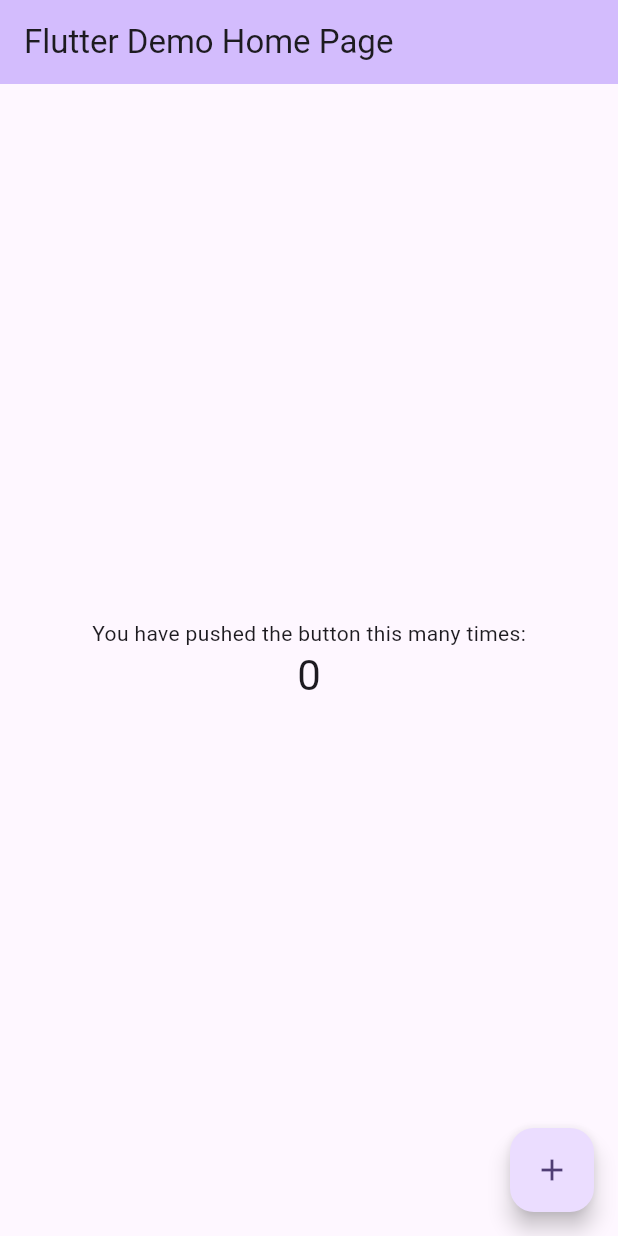
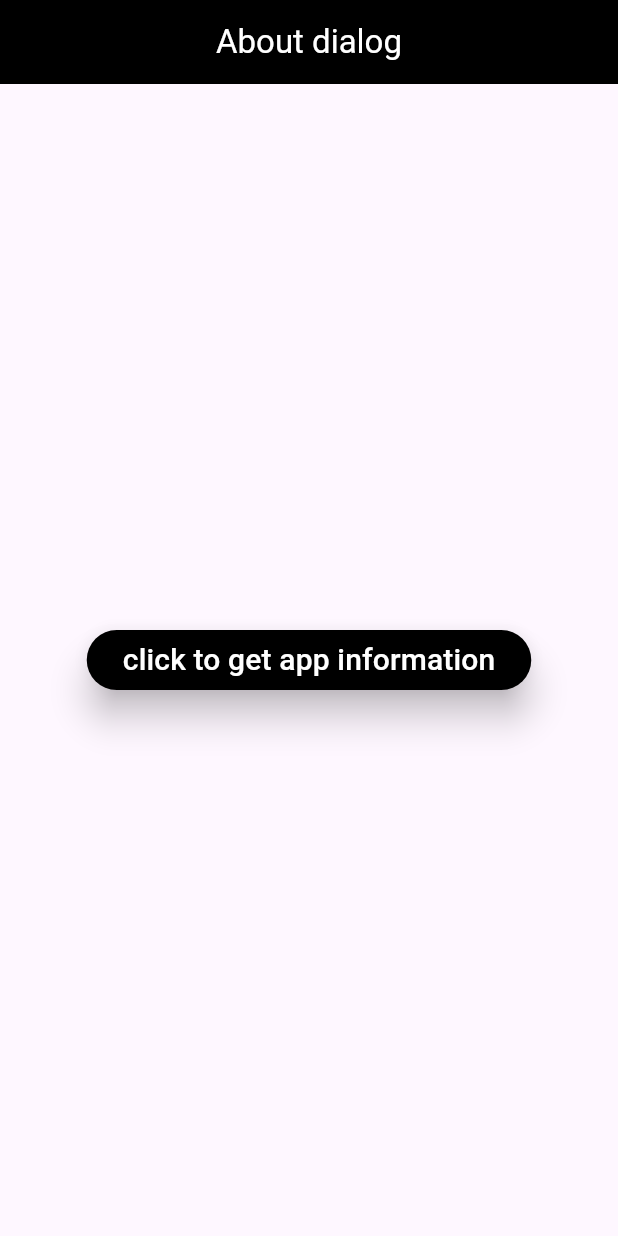
Before and after one commit to princechaudhary874/UseFul-Widgets-of-Flutter, a Flutter app: the screen it shows after launch, on a phone screen of 412 x 824 dp. Run offline on Flutter 3.47's test engine with Material 3 defaults, Android fonts, the phone set to English and light mode, and no system bars; our stand-ins replace curved_navigation_bar, google_nav_bar.

Commit message:
learning about dialog

```diff
--- /dev/null
+++ b/about_related/lib/about_widget.dart
@@ -0,0 +1,44 @@
+import 'package:flutter/material.dart';
+
+class AboutWidget extends StatelessWidget {
+  const AboutWidget({super.key});
+
+  @override
+  Widget build(BuildContext context) {
+    return Scaffold(
+      appBar: AppBar(
+        title: const Text(
+          'About dialog',
+          style: TextStyle(color: Colors.white),
+        ),
+        centerTitle: true,
+        backgroundColor: Colors.black,
+      ),
+      body: Center(
+        child: ElevatedButton(
+          style: const ButtonStyle(
+            backgroundColor: MaterialStatePropertyAll(Colors.black),
+            elevation: MaterialStatePropertyAll(10),
+          ),
+          onPressed: () {
+            showDialog(
+              context: context,
+              builder: (context) => const AboutDialog(
+                applicationIcon: Icon(Icons.person),
+                applicationVersion: '1.1.0',
+                applicationLegalese: 'www.google.com',
+                children: [
+                  Text('This is aboutDialog'),
+                ],
+              ),
+            );
+          },
+          child: const Text(
+            'click to get app information',
+            style: TextStyle(color: Colors.white, fontSize: 20),
+          ),
+        ),
+      ),
+    );
+  }
+}
--- a/about_related/lib/main.dart
+++ b/about_related/lib/main.dart
@@ -1,4 +1,6 @@
 import 'package:flutter/material.dart';
+
+import 'about_widget.dart';
 
 void main() {
   runApp(const MyApp());
@@ -11,115 +13,13 @@ class MyApp extends StatelessWidget {
   @override
   Widget build(BuildContext context) {
     return MaterialApp(
-      title: 'Flutter Demo',
+      title: 'About MyApp',
+      debugShowCheckedModeBanner: false,
       theme: ThemeData(
-        // This is the theme of your application.
-        //
-        // TRY THIS: Try running your application with "flutter run". You'll see
-        // the application has a blue toolbar. Then, without quitting the app,
-        // try changing the seedColor in the colorScheme below to Colors.green
-        // and then invoke "hot reload" (save your changes or press the "hot
-        // reload" button in a Flutter-supported IDE, or press "r" if you used
-        // the command line to start the app).
-        //
-        // Notice that the counter didn't reset back to zero; the application
-        // state is not lost during the reload. To reset the state, use hot
-        // restart instead.
-        //
-        // This works for code too, not just values: Most code changes can be
-        // tested with just a hot reload.
-        colorScheme: ColorScheme.fromSeed(seedColor: Colors.deepPurple),
+
         useMaterial3: true,
       ),
-      home: const MyHomePage(title: 'Flutter Demo Home Page'),
+      home: const AboutWidget(),
     );
   }
 }
-
-class MyHomePage extends StatefulWidget {
-  const MyHomePage({super.key, required this.title});
-
-  // This widget is the home page of your application. It is stateful, meaning
-  // that it has a State object (defined below) that contains fields that affect
-  // how it looks.
-
-  // This class is the configuration for the state. It holds the values (in this
-  // case the title) provided by the parent (in this case the App widget) and
-  // used by the build method of the State. Fields in a Widget subclass are
-  // always marked "final".
-
-  final String title;
-
-  @override
-  State<MyHomePage> createState() => _MyHomePageState();
-}
-
-class _MyHomePageState extends State<MyHomePage> {
-  int _counter = 0;
-
-  void _incrementCounter() {
-    setState(() {
-      // This call to setState tells the Flutter framework that something has
-      // changed in this State, which causes it to rerun the build method below
-      // so that the display can reflect the updated values. If we changed
-      // _counter without calling setState(), then the build method would not be
-      // called again, and so nothing would appear to happen.
-      _counter++;
-    });
-  }
-
-  @override
-  Widget build(BuildContext context) {
-    // This method is rerun every time setState is called, for instance as done
-    // by the _incrementCounter method above.
-    //
-    // The Flutter framework has been optimized to make rerunning build methods
-    // fast, so that you can just rebuild anything that needs updating rather
-    // than having to individually change instances of widgets.
-    return Scaffold(
-      appBar: AppBar(
-        // TRY THIS: Try changing the color here to a specific color (to
-        // Colors.amber, perhaps?) and trigger a hot reload to see the AppBar
-        // change color while the other colors stay the same.
-        backgroundColor: Theme.of(context).colorScheme.inversePrimary,
-        // Here we take the value from the MyHomePage object that was created by
-        // the App.build method, and use it to set our appbar title.
-        title: Text(widget.title),
-      ),
-      body: Center(
-        // Center is a layout widget. It takes a single child and positions it
-        // in the middle of the parent.
-        child: Column(
-          // Column is also a layout widget. It takes a list of children and
-          // arranges them vertically. By default, it sizes itself to fit its
-          // children horizontally, and tries to be as tall as its parent.
-          //
-          // Column has various properties to control how it sizes itself and
-          // how it positions its children. Here we use mainAxisAlignment to
-          // center the children vertically; the main axis here is the vertical
-          // axis because Columns are vertical (the cross axis would be
-          // horizontal).
-          //
-          // TRY THIS: Invoke "debug painting" (choose the "Toggle Debug Paint"
-          // action in the IDE, or press "p" in the console), to see the
-          // wireframe for each widget.
-          mainAxisAlignment: MainAxisAlignment.center,
-          children: <Widget>[
-            const Text(
-              'You have pushed the button this many times:',
-            ),
-            Text(
-              '$_counter',
-              style: Theme.of(context).textTheme.headlineMedium,
-            ),
-          ],
-        ),
-      ),
-      floatingActionButton: FloatingActionButton(
-        onPressed: _incrementCounter,
-        tooltip: 'Increment',
-        child: const Icon(Icons.add),
-      ), // This trailing comma makes auto-formatting nicer for build methods.
-    );
-  }
-}
```
